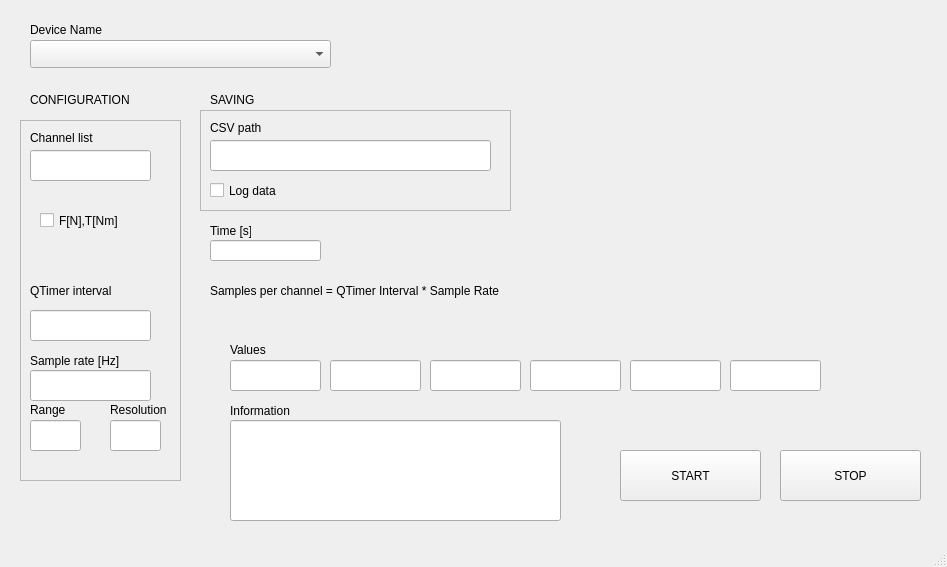
Old version of the form Python/NI_USB_6008/ATIMini40_GUI.ui in the repository IrisDuMutel/ATIMini40_software.
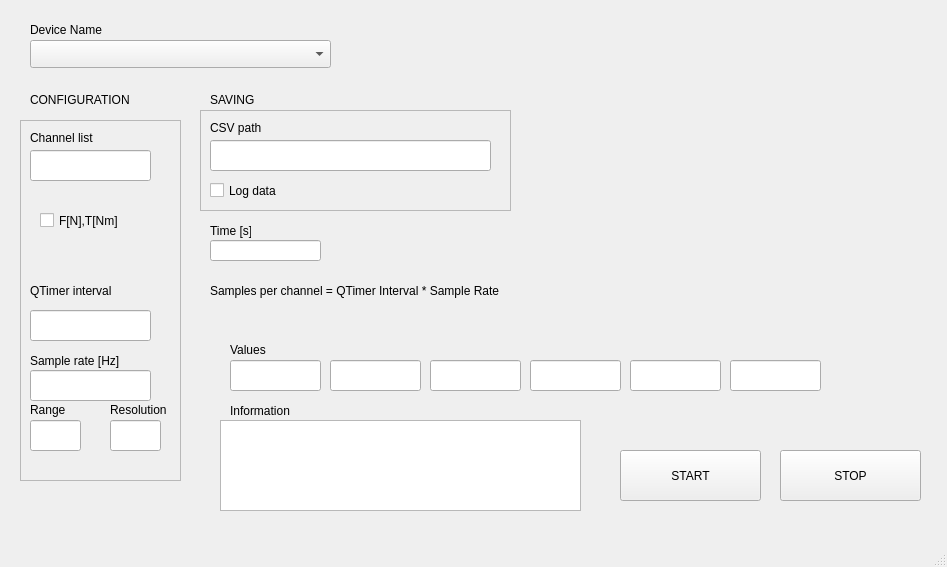
New version of the form.

Patch:
```diff
--- a/Python/NI_USB_6008/ATIMini40_GUI.ui
+++ b/Python/NI_USB_6008/ATIMini40_GUI.ui
@@ -317,16 +317,6 @@
      <string>Information</string>
     </property>
    </widget>
-   <widget class="QLineEdit" name="lineEdit_Errors">
-    <property name="geometry">
-     <rect>
-      <x>230</x>
-      <y>420</y>
-      <width>331</width>
-      <height>101</height>
-     </rect>
-    </property>
-   </widget>
    <widget class="QLineEdit" name="lineEdit_Values">
     <property name="geometry">
      <rect>
@@ -423,6 +413,16 @@
      <string>Samples per channel = QTimer Interval * Sample Rate</string>
     </property>
    </widget>
+   <widget class="QPlainTextEdit" name="lineEdit_Errors">
+    <property name="geometry">
+     <rect>
+      <x>220</x>
+      <y>420</y>
+      <width>361</width>
+      <height>91</height>
+     </rect>
+    </property>
+   </widget>
   </widget>
   <widget class="QMenuBar" name="menubar">
    <property name="geometry">
```
